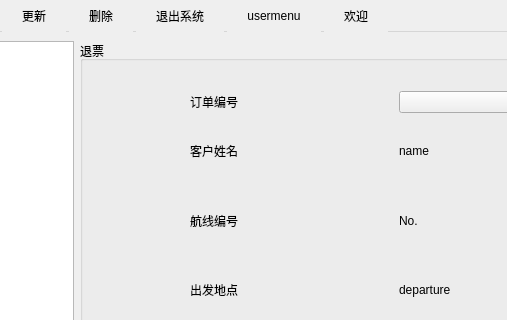
First picture: the form in MainWindow/flightmanager.ui, repository Greenhandyanjx/316new_flight, before the edit; both pictures show x 135 to 642 and y 0 to 320 of the 865 by 671 pixel window.
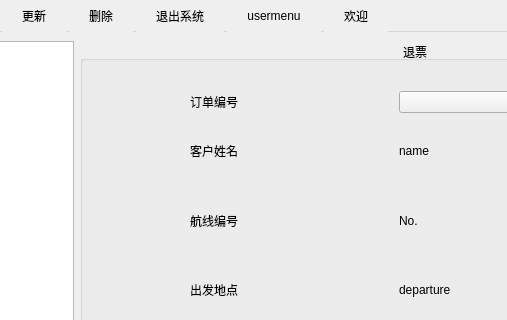
Second picture: the form after the edit. The open tabs and pages were chosen to show the change. Icons and pictures are not drawn.

Patch:
```diff
--- a/MainWindow/flightmanager.ui
+++ b/MainWindow/flightmanager.ui
@@ -1672,6 +1672,9 @@
          </layout>
         </widget>
         <widget class="QWidget" name="deletepage">
+         <property name="styleSheet">
+          <string notr="true">QWidget#deletepage{border-image:url(:/images/images/background1.jpg);}</string>
+         </property>
          <widget class="QWidget" name="layoutWidget">
           <property name="geometry">
            <rect>
@@ -1684,9 +1687,15 @@
           <layout class="QGridLayout" name="deletelayout">
            <item row="0" column="0" rowspan="2">
             <widget class="QGroupBox" name="delticket">
+             <property name="layoutDirection">
+              <enum>Qt::LayoutDirection::LeftToRight</enum>
+             </property>
              <property name="title">
               <string>退票</string>
              </property>
+             <property name="alignment">
+              <set>Qt::AlignmentFlag::AlignCenter</set>
+             </property>
              <widget class="QWidget" name="layoutWidget">
               <property name="geometry">
                <rect>
```
Left out of the diff: 46 changed lines with no effect on the pictures.
